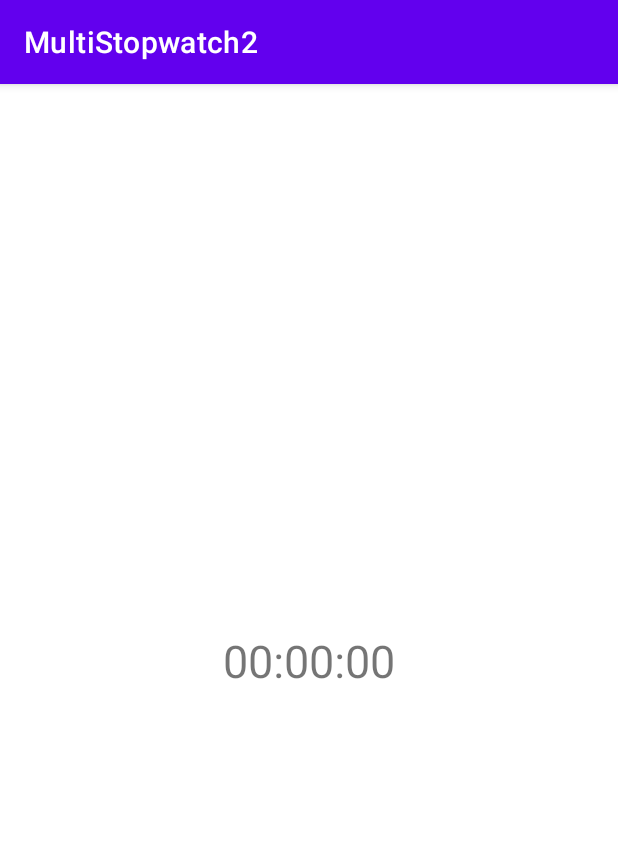
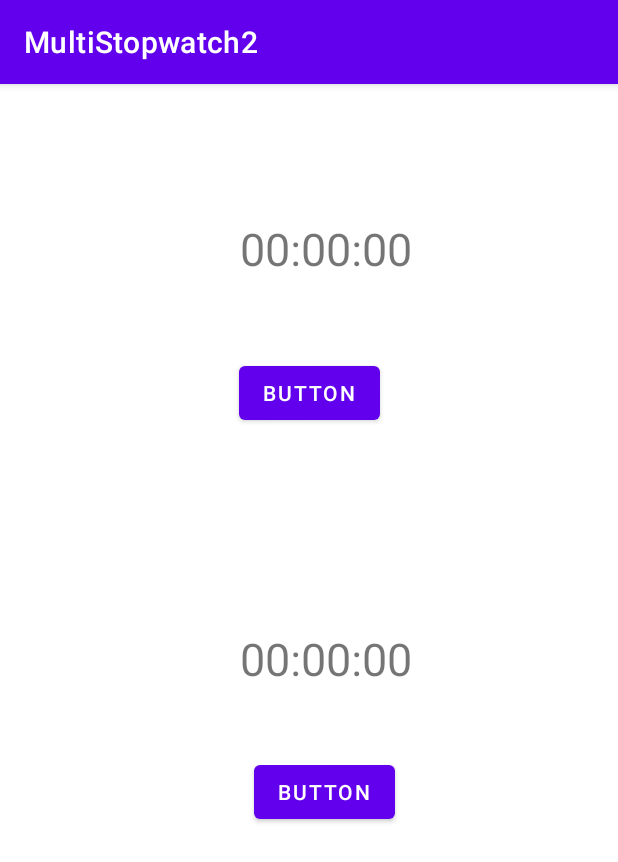
Before and after one commit to nibelung-dt/MultiStopwatch2, an Android app: the screen it shows after launch (MainActivity), on a phone screen of 412 x 824 dp. Shown: the top 862 px of the screen. Run offline under Robolectric (Android 15) with nearby library versions, the phone set to English and light mode, and no system bars.

```diff
--- a/app/build.gradle
+++ b/app/build.gradle
@@ -4,12 +4,12 @@ plugins {
 }
 
 android {
-    compileSdk 32
+    compileSdk 33
 
     defaultConfig {
         applicationId "com.example.multistopwatch2"
         minSdk 21
-        targetSdk 32
+        targetSdk 33
         versionCode 1
         versionName "1.0"
 
--- a/app/src/main/java/com/example/multistopwatch2/MainActivity.kt
+++ b/app/src/main/java/com/example/multistopwatch2/MainActivity.kt
@@ -1,20 +1,69 @@
 package com.example.multistopwatch2
 
+import android.content.Context
+import android.content.Intent
+// import android.os.Binder
 import androidx.appcompat.app.AppCompatActivity
 import android.os.Bundle
+import android.widget.TextView
+import android.widget.Toast
+import com.example.multistopwatch2.Model.SingletonServiceManager
+import com.example.multistopwatch2.Model.StopwatchService
+import com.example.multistopwatch2.Model.StopwatchService.Companion.count
 import kotlinx.coroutines.GlobalScope
 import kotlinx.coroutines.delay
 import kotlinx.coroutines.launch
 
+
+
 class MainActivity : AppCompatActivity() {
+
+
     override fun onCreate(savedInstanceState: Bundle?) {
         super.onCreate(savedInstanceState)
         setContentView(R.layout.activity_main)
+
+        val serviceClass = StopwatchService::class.java
+        val serviceClass2 = StopwatchService::class.java
+        val intent = Intent(this, serviceClass)
+        val intent2 = Intent(this, serviceClass2)
+
+        val timer1 = findViewById<TextView>(R.id.timer1)
+        val timer2 = findViewById<TextView>(R.id.timer2)
+
+        val button = findViewById<TextView>(R.id.button)
+        val button2 = findViewById<TextView>(R.id.button2)
+
+
+        button.setOnClickListener {
+            if (SingletonServiceManager.isServiceRunning == false) {
+                startService(intent)
+                timer1.setText(count.toString())
+            } else {
+                stopService(intent)
+                // Toast.makeText(this, "Сервис уже запущен", Toast.LENGTH_SHORT).show()
+            }
+        }
+
+        button2.setOnClickListener {
+            if (SingletonServiceManager.isServiceRunning == false) {
+                startService(intent2)
+                timer2.setText(count.toString())
+            } else {
+                stopService(intent2)
+                // Toast.makeText(this, "Сервис уже запущен", Toast.LENGTH_SHORT).show()
+            }
+        }
+
+
+
+
     }
+
 
 }
 // , crossinline action: () -> Unit
-
+/*
 inline fun startCoroutineTimer(delayMillis: Long = 0, repeatMillis: Long = 0, crossinline action: () -> Unit) = GlobalScope.launch {
     delay(delayMillis)
     if (repeatMillis > 0) {
@@ -26,3 +75,4 @@ inline fun startCoroutineTimer(delayMillis: Long = 0, repeatMillis: Long = 0, cr
         action()
     }
 }
+*/
--- a/app/src/main/java/com/example/multistopwatch2/Model/ElapsedTimeDownCalculator.kt
+++ b/app/src/main/java/com/example/multistopwatch2/Model/ElapsedTimeDownCalculator.kt
@@ -12,6 +12,11 @@ interface ElapsedTimeDownCalculator {
     fun startCalculateTimeDown(): Flow<Any>
     fun pauseCalculate()
     fun stopCalculate()
+
+    // val timer = ElapsedTimeDownCalculator.Base()
+    // timer.startCalculateTimeDown()
+    // timer.pauseCalculate()
+    // timer.stopCalculate()
 
     class Base(): ElapsedTimeDownCalculator {
         private var totalSeconds = 10
--- a/app/src/main/res/layout/activity_main.xml
+++ b/app/src/main/res/layout/activity_main.xml
@@ -6,15 +6,55 @@
     android:layout_height="match_parent"
     tools:context=".MainActivity">
 
+    <Button
+        android:id="@+id/button2"
+        android:layout_width="wrap_content"
+        android:layout_height="wrap_content"
+        android:text="Button"
+        app:layout_constraintBottom_toBottomOf="parent"
+        app:layout_constraintEnd_toEndOf="parent"
+        app:layout_constraintHorizontal_bias="0.533"
+        app:layout_constraintStart_toStartOf="parent"
+        app:layout_constraintTop_toTopOf="parent"
+        app:layout_constraintVertical_bias="0.622" />
+
+    <Button
+        android:id="@+id/button"
+        android:layout_width="wrap_content"
+        android:layout_height="wrap_content"
+        android:text="Button"
+        app:layout_constraintBottom_toBottomOf="parent"
+        app:layout_constraintEnd_toEndOf="parent"
+        app:layout_constraintHorizontal_bias="0.501"
+        app:layout_constraintStart_toStartOf="parent"
+        app:layout_constraintTop_toTopOf="parent"
+        app:layout_constraintVertical_bias="0.253" />
+
     <TextView
-        android:id="@+id/time"
+        android:id="@+id/timer2"
         android:layout_width="wrap_content"
         android:layout_height="wrap_content"
         android:text="00:00:00"
         android:textSize="30sp"
         app:layout_constraintBottom_toBottomOf="parent"
         app:layout_constraintEnd_toEndOf="parent"
+        app:layout_constraintHorizontal_bias="0.537"
         app:layout_constraintStart_toStartOf="parent"
-        app:layout_constraintTop_toTopOf="parent" />
+        app:layout_constraintTop_toTopOf="parent"
+        app:layout_constraintVertical_bias="0.499" />
+
+    <TextView
+        android:id="@+id/timer1"
+        android:layout_width="wrap_content"
+        android:layout_height="wrap_content"
+        android:text="00:00:00"
+        android:textSize="30sp"
+        app:layout_constraintBottom_toBottomOf="parent"
+        app:layout_constraintEnd_toEndOf="parent"
+        app:layout_constraintHorizontal_bias="0.537"
+        app:layout_constraintStart_toStartOf="parent"
+        app:layout_constraintTop_toTopOf="parent"
+        app:layout_constraintVertical_bias="0.123" />
+
 
 </androidx.constraintlayout.widget.ConstraintLayout>
```
Also changed, not shown: app/src/main/AndroidManifest.xml (+6 -1 lines), app/src/main/java/com/example/multistopwatch2/Model/StopwatchService.kt (added, +315 -0 lines).
